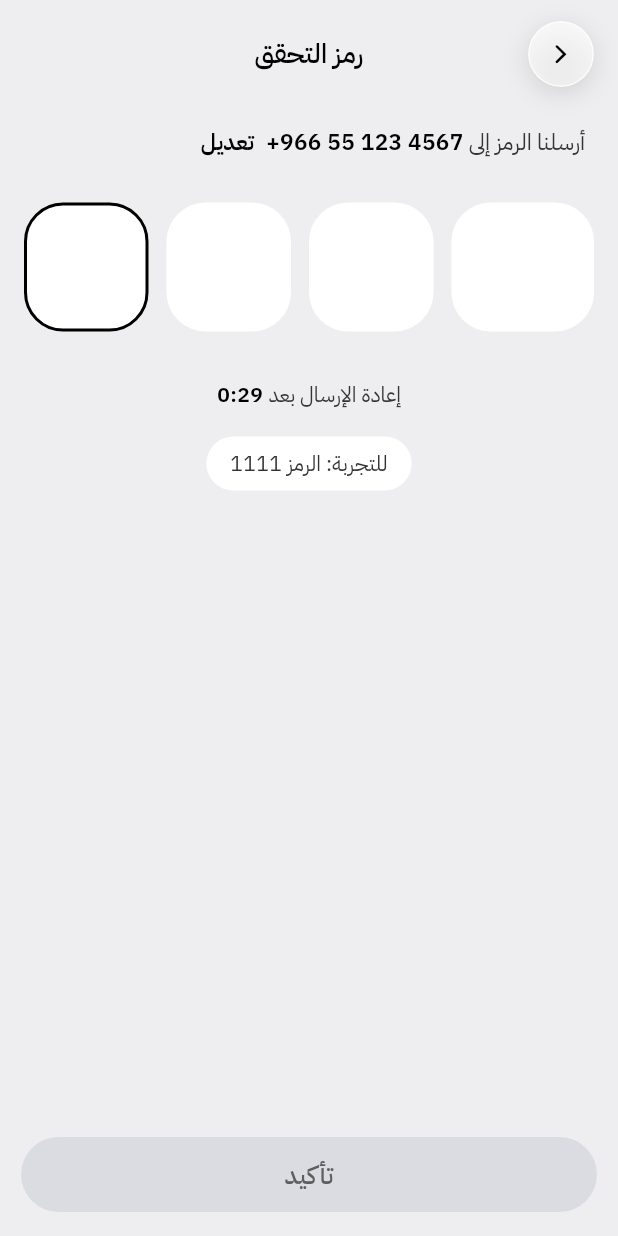
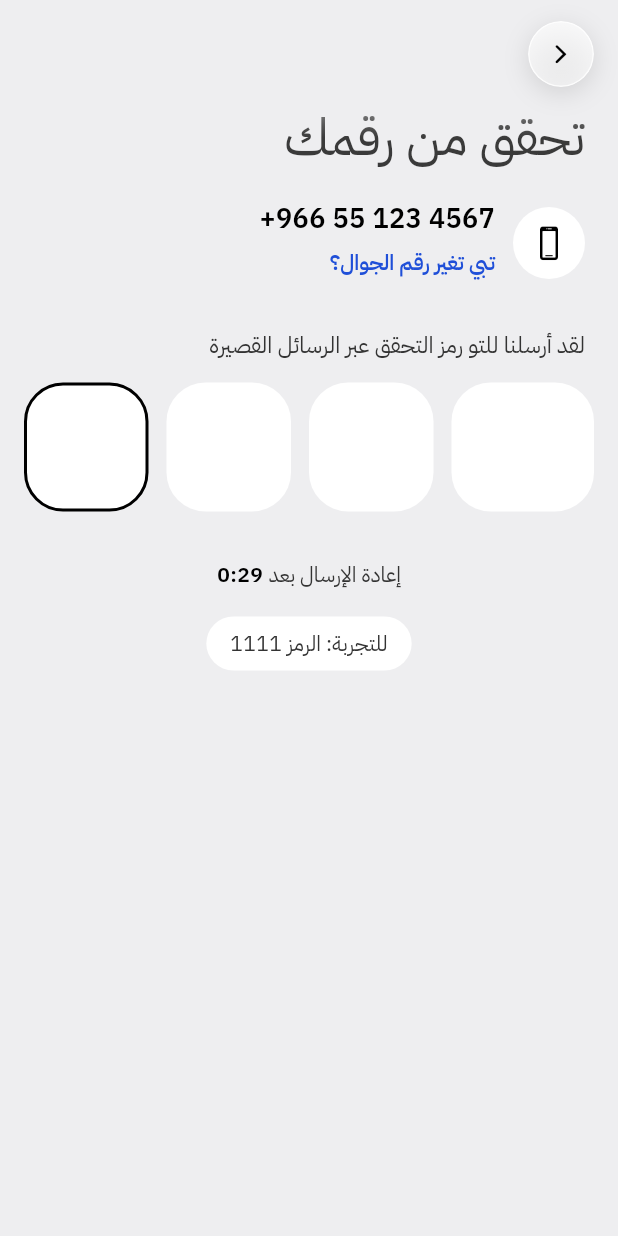
Before and after one commit to abu-abdullah-alghamdi/Clinics-App, a Flutter app: the OtpScreen screen opened directly, on a phone screen of 412 x 824 dp. Run offline on Flutter 3.47's test engine with Material 3 defaults, Android fonts, the phone set to English and light mode, and no system bars; our stand-ins replace cupertino_native_better, flutter_local_notifications, flutter_slidable, share_plus, shared_preferences, timezone; missing offline and left inert: add_2_calendar; accounts and stored records are empty.

Commit message:
صفحة رمز التحقق بالتصميم الجديد، وصور مرجعية لصفحات الدخول [update-goldens]
Co-Authored-By: Claude Opus 5.5 <noreply@anthropic.com>
Claude-Session: https://claude.ai/code/session_013i99uLUE7TyRCX4e6br9yw

```diff
--- a/lib/screens/otp_screen.dart
+++ b/lib/screens/otp_screen.dart
@@ -1,6 +1,7 @@
 import 'dart:async';
 import 'dart:math' as math;
 
+import 'package:flutter/cupertino.dart';
 import 'package:flutter/material.dart';
 import 'package:flutter/services.dart';
 
@@ -121,30 +122,55 @@ class _OtpScreenState extends State<OtpScreen> with SingleTickerProviderStateMix
         child: Column(
           children: [
             Expanded(
-              child: FloatingBar(side: 16, title: 'رمز التحقق', body: ListView(
+              child: FloatingBar(side: 16, body: ListView(
                 padding: EdgeInsets.fromLTRB(16, FloatingBar.safeTop(context) + FloatingBar.contentTop, 16, 20),
                 children: [
+                  const BigTitle('تحقق من رقمك', size: 34),
+                  const SizedBox(height: 22),
+
+                  // الجوال: الأيقونة يمين، والرقم جنبها وتحته "تبي تغير رقم الجوال؟"
                   Padding(
                     padding: const EdgeInsets.symmetric(horizontal: 6),
-                    child: Wrap(
-                      crossAxisAlignment: WrapCrossAlignment.center,
+                    child: Row(
                       children: [
-                        Text('أرسلنا الرمز إلى ', style: ts(15, color: AppColors.body, height: 1.8)),
-                        Directionality(
-                          textDirection: TextDirection.ltr,
-                          child: Text(_display, style: ts(15, weight: FontWeight.w600)),
+                        Container(
+                          width: 48,
+                          height: 48,
+                          decoration: const BoxDecoration(color: AppColors.white, shape: BoxShape.circle),
+                          child: const Icon(CupertinoIcons.device_phone_portrait, size: 24, color: AppColors.ink),
                         ),
-                        GestureDetector(
-                          onTap: () => Navigator.of(context).maybePop(),
-                          child: Padding(
-                            padding: const EdgeInsets.symmetric(horizontal: 8, vertical: 12),
-                            child: Text('تعديل', style: ts(15, weight: FontWeight.w600)),
+                        const SizedBox(width: 12),
+                        Expanded(
+                          child: Column(
+                            crossAxisAlignment: CrossAxisAlignment.start,
+                            children: [
+                              Directionality(
+                                textDirection: TextDirection.ltr,
+                                child: Text(_display, style: ts(18, weight: FontWeight.w600)),
+                              ),
+                              Semantics(
+                                button: true,
+                                child: GestureDetector(
+                                  behavior: HitTestBehavior.opaque,
+                                  onTap: () => Navigator.of(context).maybePop(),
+                                  child: Padding(
+                                    padding: const EdgeInsets.symmetric(vertical: 6),
+                                    child: Text('تبي تغير رقم الجوال؟', style: ts(14, weight: FontWeight.w600, color: AppColors.blue)),
+                                  ),
+                                ),
+                              ),
+                            ],
                           ),
                         ),
                       ],
                     ),
                   ),
-                  const SizedBox(height: 18),
+                  const SizedBox(height: 26),
+                  Padding(
+                    padding: const EdgeInsets.symmetric(horizontal: 6),
+                    child: Text('لقد أرسلنا للتو رمز التحقق عبر الرسائل القصيرة', style: ts(15, color: AppColors.body, height: 1.7)),
+                  ),
+                  const SizedBox(height: 12),
                   AnimatedBuilder(
                     animation: _shake,
                     builder: (context, child) {
@@ -210,7 +236,7 @@ class _OtpScreenState extends State<OtpScreen> with SingleTickerProviderStateMix
                   ),
                   const SizedBox(height: 14),
                   if (_error)
-                    Text('الرمز غير صحيح، حاول مرة ثانية', textAlign: TextAlign.center, style: ts(14, color: AppColors.red)),
+                    Text('رمز التحقق غير صحيح', textAlign: TextAlign.center, style: ts(15, weight: FontWeight.w600, color: AppColors.red)),
                   if (_ok)
                     Text('تم التحقق', textAlign: TextAlign.center, style: ts(14, color: AppColors.green)),
                   const SizedBox(height: 6),
@@ -254,18 +280,6 @@ class _OtpScreenState extends State<OtpScreen> with SingleTickerProviderStateMix
                 ],
               )),
             ),
-            Padding(
-              padding: const EdgeInsets.fromLTRB(14, 10, 14, 16),
-              child: SizedBox(
-                width: double.infinity,
-                child: PillButton(
-                  label: 'تأكيد',
-                  height: 50,
-                  enabled: code.length == 4 && !_ok,
-                  onTap: () => _check(code),
-                ),
-              ),
-            ),
           ],
         ),
       ),
--- a/lib/screens/states_preview_screen.dart
+++ b/lib/screens/states_preview_screen.dart
@@ -103,7 +103,7 @@ class StatesPreviewScreen extends StatelessWidget {
             ]),
             _Group(title: 'الدخول', rows: [
               _Row(
-                'الرمز غير صحيح',
+                'رمز التحقق غير صحيح',
                 hint: 'اكتب أي رمز غير 1111',
                 onTap: () => open(const OtpScreen(national: '551234567', inside: true)),
               ),
```
Also changed, not shown: test_goldens/screens_test.dart (+22 -0 lines), 1 other file.
